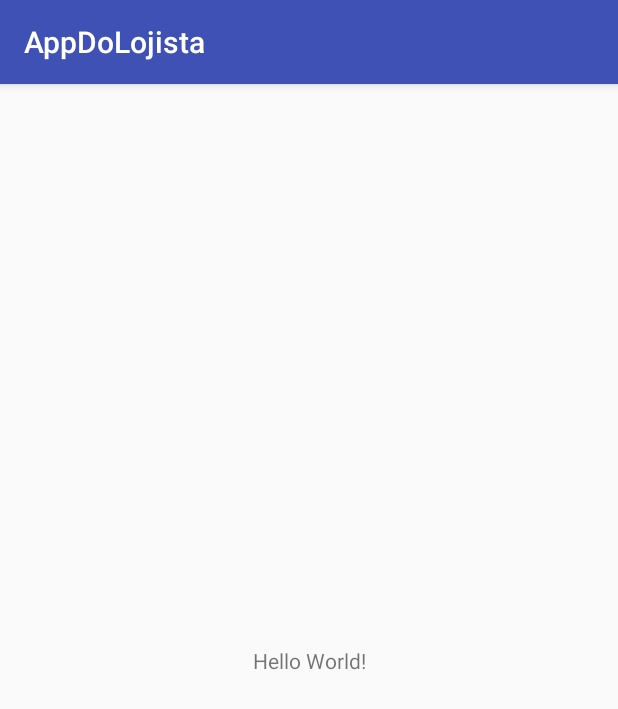
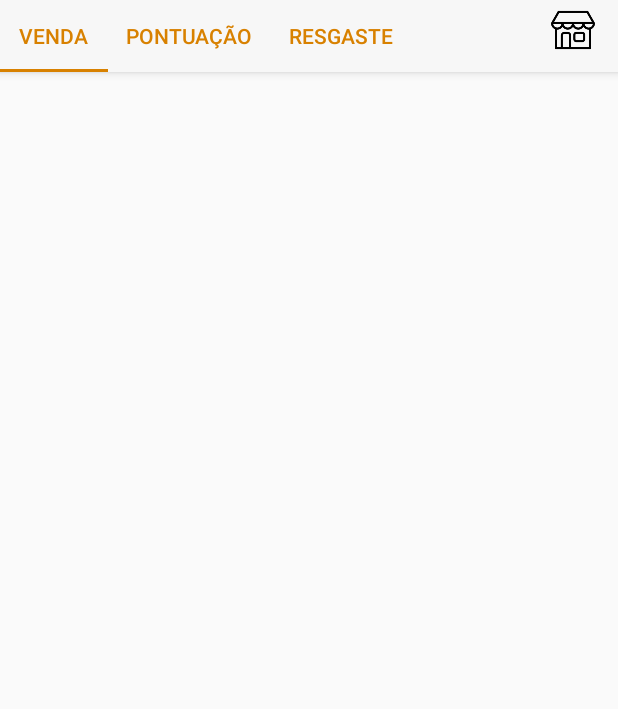
Before and after one commit to PricelessMuxi/AppDoLojista, an Android app: the screen it shows after launch (MainActivity), on a phone screen of 412 x 824 dp. Shown: the top 709 px of the screen. Run offline under Robolectric (Android 15) with nearby library versions, the phone set to English and light mode, and no system bars; our stand-ins replace ButterKnife.

Commit message:
Esqueleto do view pager e dos fragments

```diff
--- a/app/build.gradle
+++ b/app/build.gradle
@@ -19,7 +19,7 @@ android {
     }
 }
 
-task checkstyle(type: Checkstyle){
+task checkstyle(type: Checkstyle) {
     configFile = rootProject.file('checkstyle/muxi_checkstyle.xml')
 
     source 'src/main/java'
@@ -34,10 +34,13 @@ dependencies {
     implementation fileTree(dir: 'libs', include: ['*.jar'])
     implementation 'com.android.support:appcompat-v7:26.1.0'
     implementation 'com.android.support.constraint:constraint-layout:1.0.2'
+    implementation 'com.android.support:support-v4:26.1.0'
     testImplementation 'junit:junit:4.12'
     androidTestImplementation 'com.android.support.test:runner:1.0.1'
     androidTestImplementation 'com.android.support.test.espresso:espresso-core:3.0.1'
     compile 'com.jakewharton:butterknife:8.8.1'
     annotationProcessor 'com.jakewharton:butterknife-compiler:8.8.1'
     compile 'com.muxi.pwps:pwpservices-sdk:1.0.0'
+    compile 'com.android.support:design:26.1.0'
+
 }
--- a/app/src/main/java/priceless/com/appdolojista/MainActivity.java
+++ b/app/src/main/java/priceless/com/appdolojista/MainActivity.java
@@ -1,5 +1,7 @@
 package priceless.com.appdolojista;
 
+import android.support.design.widget.TabLayout;
+import android.support.v4.view.ViewPager;
 import android.support.v7.app.AppCompatActivity;
 import android.os.Bundle;
 
@@ -7,11 +9,36 @@ import butterknife.ButterKnife;
 
 public class MainActivity extends AppCompatActivity {
 
+    private PageAdapter pageAdapter;
+    private TabLayout tabLayout;
+
     @Override
     protected void onCreate(Bundle savedInstanceState) {
         super.onCreate(savedInstanceState);
         setContentView(R.layout.activity_main);
 
         ButterKnife.bind(this);
+
+        startViewPager();
+
+    }
+
+    private void startViewPager (){
+
+        SaleFragment saleFragment = new SaleFragment();
+        ScoreFragment scoreFragment = new ScoreFragment();
+        RedeemFragment redeemFragment = new RedeemFragment();
+
+        pageAdapter = new PageAdapter(this, getSupportFragmentManager(),
+                saleFragment, scoreFragment, redeemFragment);
+
+        ViewPager viewPager = (ViewPager) findViewById(R.id.view_pager);
+        viewPager.setAdapter(pageAdapter);
+        viewPager.setOffscreenPageLimit(3);
+
+        tabLayout = (TabLayout) findViewById(R.id.tab_lyt);
+        tabLayout.setupWithViewPager(viewPager);
+        TabLayout.Tab tab = tabLayout.getTabAt(0);
+        tab.select();
     }
 }
--- /dev/null
+++ b/app/src/main/java/priceless/com/appdolojista/PageAdapter.java
@@ -0,0 +1,65 @@
+package priceless.com.appdolojista;
+
+import android.content.Context;
+import android.support.v4.app.Fragment;
+import android.support.v4.app.FragmentManager;
+import android.support.v4.app.FragmentPagerAdapter;
+
+/**
+ * Created by kelly on 17/03/18.
+ */
+
+public class PageAdapter extends FragmentPagerAdapter{
+    private final int NUM_ITEMS = 3;
+    private SaleFragment saleFragment;
+    private ScoreFragment scoreFragment;
+    private RedeemFragment redeemFragment;
+    private CharSequence saleTitle;
+    private CharSequence scoreTitle;
+    private CharSequence redeemTitle;
+
+    public PageAdapter(Context context, FragmentManager fragmentManager, SaleFragment saleFragment,
+                       ScoreFragment scoreFragment, RedeemFragment redeemFragment) {
+
+        super(fragmentManager);
+        this.saleFragment = saleFragment;
+        this.scoreFragment = scoreFragment;
+        this.redeemFragment = redeemFragment;
+        this.saleTitle = context.getText(R.string.sale_page_title);
+        this.scoreTitle = context.getText(R.string.score_page_title);
+        this.redeemTitle = context.getText(R.string.redeem_page_title);
+    }
+
+    @Override
+    public Fragment getItem(int position) {
+        switch (position){
+            case 0:
+                return saleFragment;
+            case 1:
+                return scoreFragment;
+            case 2:
+                return redeemFragment;
+            default:
+                return null;
+        }
+    }
+
+    @Override
+    public int getCount() {
+        return NUM_ITEMS;
+    }
+
+    @Override
+    public CharSequence getPageTitle(int position) {
+        switch (position){
+            case 0:
+                return saleTitle;
+            case 1:
+                return scoreTitle;
+            case 2:
+                return redeemTitle;
+            default:
+                return null;
+        }
+    }
+}
--- /dev/null
+++ b/app/src/main/java/priceless/com/appdolojista/RedeemFragment.java
@@ -0,0 +1,29 @@
+package priceless.com.appdolojista;
+
+
+import android.os.Bundle;
+import android.support.v4.app.Fragment;
+import android.view.LayoutInflater;
+import android.view.View;
+import android.view.ViewGroup;
+
+
+/**
+ * A simple {@link Fragment} subclass.
+ */
+public class RedeemFragment extends Fragment {
+
+
+    public RedeemFragment() {
+        // Required empty public constructor
+    }
+
+
+    @Override
+    public View onCreateView(LayoutInflater inflater, ViewGroup container,
+                             Bundle savedInstanceState) {
+        // Inflate the layout for this fragment
+        return inflater.inflate(R.layout.fragment_redeem, container, false);
+    }
+
+}
--- /dev/null
+++ b/app/src/main/java/priceless/com/appdolojista/SaleFragment.java
@@ -0,0 +1,29 @@
+package priceless.com.appdolojista;
+
+
+import android.os.Bundle;
+import android.support.v4.app.Fragment;
+import android.view.LayoutInflater;
+import android.view.View;
+import android.view.ViewGroup;
+
+
+/**
+ * A simple {@link Fragment} subclass.
+ */
+public class SaleFragment extends Fragment {
+
+
+    public SaleFragment() {
+        // Required empty public constructor
+    }
+
+
+    @Override
+    public View onCreateView(LayoutInflater inflater, ViewGroup container,
+                             Bundle savedInstanceState) {
+        // Inflate the layout for this fragment
+        return inflater.inflate(R.layout.fragment_sale, container, false);
+    }
+
+}
--- /dev/null
+++ b/app/src/main/java/priceless/com/appdolojista/ScoreFragment.java
@@ -0,0 +1,29 @@
+package priceless.com.appdolojista;
+
+
+import android.os.Bundle;
+import android.support.v4.app.Fragment;
+import android.view.LayoutInflater;
+import android.view.View;
+import android.view.ViewGroup;
+
+
+/**
+ * A simple {@link Fragment} subclass.
+ */
+public class ScoreFragment extends Fragment {
+
+
+    public ScoreFragment() {
+        // Required empty public constructor
+    }
+
+
+    @Override
+    public View onCreateView(LayoutInflater inflater, ViewGroup container,
+                             Bundle savedInstanceState) {
+        // Inflate the layout for this fragment
+        return inflater.inflate(R.layout.fragment_score, container, false);
+    }
+
+}
--- a/app/src/main/res/layout/activity_main.xml
+++ b/app/src/main/res/layout/activity_main.xml
@@ -6,13 +6,48 @@
     android:layout_height="match_parent"
     tools:context="priceless.com.appdolojista.MainActivity">
 
-    <TextView
-        android:layout_width="wrap_content"
+    <android.support.design.widget.AppBarLayout
+        android:layout_width="match_parent"
         android:layout_height="wrap_content"
-        android:text="Hello World!"
-        app:layout_constraintBottom_toBottomOf="parent"
-        app:layout_constraintLeft_toLeftOf="parent"
-        app:layout_constraintRight_toRightOf="parent"
-        app:layout_constraintTop_toTopOf="parent" />
+        android:background="@color/sub_tab_light_gray">
+
+        <LinearLayout
+            android:layout_width="match_parent"
+            android:layout_height="wrap_content"
+            android:orientation="horizontal">
+
+            <android.support.design.widget.TabLayout
+                android:id="@+id/tab_lyt"
+                android:layout_width="0dp"
+                android:layout_height="wrap_content"
+                app:tabMode="scrollable"
+                style="@style/SubTabLayout"
+                android:layout_weight="10"
+                android:layout_gravity="center" />
+
+            <ImageView
+                android:layout_width="40dp"
+                android:layout_height="40dp"
+                android:layout_gravity="right"
+                android:padding="5dp"
+                android:layout_marginRight="10dp"
+                android:src="@drawable/ic_shop" />
+
+        </LinearLayout>
+
+
+    </android.support.design.widget.AppBarLayout>
+
+    <android.support.design.widget.CoordinatorLayout
+        android:layout_width="match_parent"
+        android:layout_height="0dp"
+        android:layout_weight="1">
+
+        <android.support.v4.view.ViewPager
+            android:id="@+id/view_pager"
+            android:layout_width="match_parent"
+            android:layout_height="match_parent"/>
+
+    </android.support.design.widget.CoordinatorLayout>
 
 </android.support.constraint.ConstraintLayout>
--- /dev/null
+++ b/app/src/main/res/layout/fragment_redeem.xml
@@ -0,0 +1,13 @@
+<FrameLayout xmlns:android="http://schemas.android.com/apk/res/android"
+    xmlns:tools="http://schemas.android.com/tools"
+    android:layout_width="match_parent"
+    android:layout_height="match_parent"
+    tools:context="priceless.com.appdolojista.RedeemFragment">
+
+    <!-- TODO: Update blank fragment layout -->
+    <TextView
+        android:layout_width="match_parent"
+        android:layout_height="match_parent"
+        android:text="@string/hello_blank_fragment" />
+
+</FrameLayout>
--- /dev/null
+++ b/app/src/main/res/layout/fragment_sale.xml
@@ -0,0 +1,13 @@
+<FrameLayout xmlns:android="http://schemas.android.com/apk/res/android"
+    xmlns:tools="http://schemas.android.com/tools"
+    android:layout_width="match_parent"
+    android:layout_height="match_parent"
+    tools:context="priceless.com.appdolojista.SaleFragment">
+
+    <!-- TODO: Update blank fragment layout -->
+    <TextView
+        android:layout_width="match_parent"
+        android:layout_height="match_parent"
+        android:text="@string/hello_blank_fragment" />
+
+</FrameLayout>
--- /dev/null
+++ b/app/src/main/res/layout/fragment_score.xml
@@ -0,0 +1,13 @@
+<FrameLayout xmlns:android="http://schemas.android.com/apk/res/android"
+    xmlns:tools="http://schemas.android.com/tools"
+    android:layout_width="match_parent"
+    android:layout_height="match_parent"
+    tools:context="priceless.com.appdolojista.ScoreFragment">
+
+    <!-- TODO: Update blank fragment layout -->
+    <TextView
+        android:layout_width="match_parent"
+        android:layout_height="match_parent"
+        android:text="@string/hello_blank_fragment" />
+
+</FrameLayout>
--- a/app/src/main/res/values/colors.xml
+++ b/app/src/main/res/values/colors.xml
@@ -1,6 +1,8 @@
 <?xml version="1.0" encoding="utf-8"?>
 <resources>
-    <color name="colorPrimary">#3F51B5</color>
-    <color name="colorPrimaryDark">#303F9F</color>
+    <color name="colorPrimary">#D88100</color>
+    <color name="colorPrimaryDark">#000000</color>
     <color name="colorAccent">#FF4081</color>
+
+    <color name="sub_tab_light_gray">#f7f7f7</color>
 </resources>
--- a/app/src/main/res/values/strings.xml
+++ b/app/src/main/res/values/strings.xml
@@ -1,3 +1,11 @@
 <resources>
     <string name="app_name">AppDoLojista</string>
+
+    <!-- TODO: Remove or change this placeholder text -->
+    <string name="hello_blank_fragment">Hello blank fragment</string>
+
+    <!--Page Titles-->
+    <string name="sale_page_title">Venda</string>
+    <string name="score_page_title">Pontuação</string>
+    <string name="redeem_page_title">Resgaste</string>
 </resources>
--- a/app/src/main/res/values/styles.xml
+++ b/app/src/main/res/values/styles.xml
@@ -1,11 +1,17 @@
 <resources>
 
     <!-- Base application theme. -->
-    <style name="AppTheme" parent="Theme.AppCompat.Light.DarkActionBar">
+    <style name="AppTheme" parent="Theme.AppCompat.Light.NoActionBar">
         <!-- Customize your theme here. -->
         <item name="colorPrimary">@color/colorPrimary</item>
         <item name="colorPrimaryDark">@color/colorPrimaryDark</item>
         <item name="colorAccent">@color/colorAccent</item>
     </style>
 
+    <style name="SubTabLayout" parent="Widget.Design.TabLayout">
+        <item name="tabTextColor">@color/colorPrimary</item>
+        <item name="tabSelectedTextColor">@color/colorPrimary</item>
+        <item name="tabIndicatorColor">@color/colorPrimary</item>
+    </style>
+
 </resources>
```
Also changed, not shown: app/src/main/res/drawable/ic_shop.png (added).
